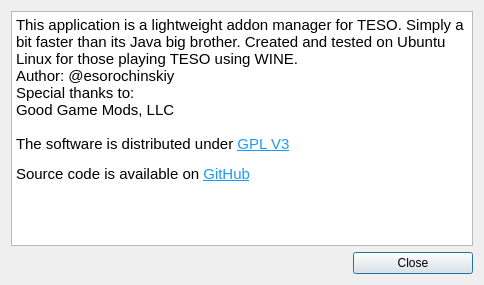
Qt form aboutdialog.ui (darthtenebrus/linion) before a commit.
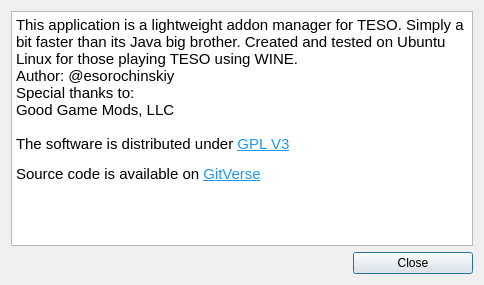
The same form after that commit. Icons and pictures are not drawn.

Commit message: Http/2 Enabled

Diff of the .ui file:
```diff
--- a/aboutdialog.ui
+++ b/aboutdialog.ui
@@ -29,7 +29,7 @@
 p, li { white-space: pre-wrap; }
 &lt;/style&gt;&lt;/head&gt;&lt;body style=&quot; font-family:'Droid Sans Fallback'; font-size:11pt; font-weight:400; font-style:normal;&quot;&gt;
 &lt;p style=&quot; margin-top:0px; margin-bottom:0px; margin-left:0px; margin-right:0px; -qt-block-indent:0; text-indent:0px;&quot;&gt;This application is a lightweight addon manager for TESO. Simply a bit faster than its Java big brother. Created and tested on Ubuntu Linux for those playing TESO using WINE.&lt;br /&gt;Author: @esorochinskiy&lt;br /&gt;Special thanks to:&lt;br /&gt;Good Game Mods, LLC&lt;br /&gt;&lt;br /&gt;The software is distributed under &lt;a href=&quot;https://www.gnu.org/licenses/gpl-3.0.html&quot;&gt;&lt;span style=&quot; text-decoration: underline; color:#1d99f3;&quot;&gt;GPL V3&lt;/span&gt;&lt;/a&gt;&lt;/p&gt;
-&lt;p style=&quot; margin-top:12px; margin-bottom:12px; margin-left:0px; margin-right:0px; -qt-block-indent:0; text-indent:0px;&quot;&gt;Source code is available on &lt;a href=&quot;https://github.com/darthtenebrus/linion&quot;&gt;&lt;span style=&quot; text-decoration: underline; color:#1d99f3;&quot;&gt;GitHub&lt;/span&gt;&lt;/a&gt;&lt;/p&gt;&lt;/body&gt;&lt;/html&gt;</string>
+&lt;p style=&quot; margin-top:12px; margin-bottom:12px; margin-left:0px; margin-right:0px; -qt-block-indent:0; text-indent:0px;&quot;&gt;Source code is available on &lt;a href=&quot;https://gitverse.ru/esorochinskiy/linion&quot;&gt;&lt;span style=&quot; text-decoration: underline; color:#1d99f3;&quot;&gt;GitVerse&lt;/span&gt;&lt;/a&gt;&lt;/p&gt;&lt;/body&gt;&lt;/html&gt;</string>
      </property>
      <property name="openExternalLinks">
       <bool>true</bool>
```
The commit also changes 5 other files.
